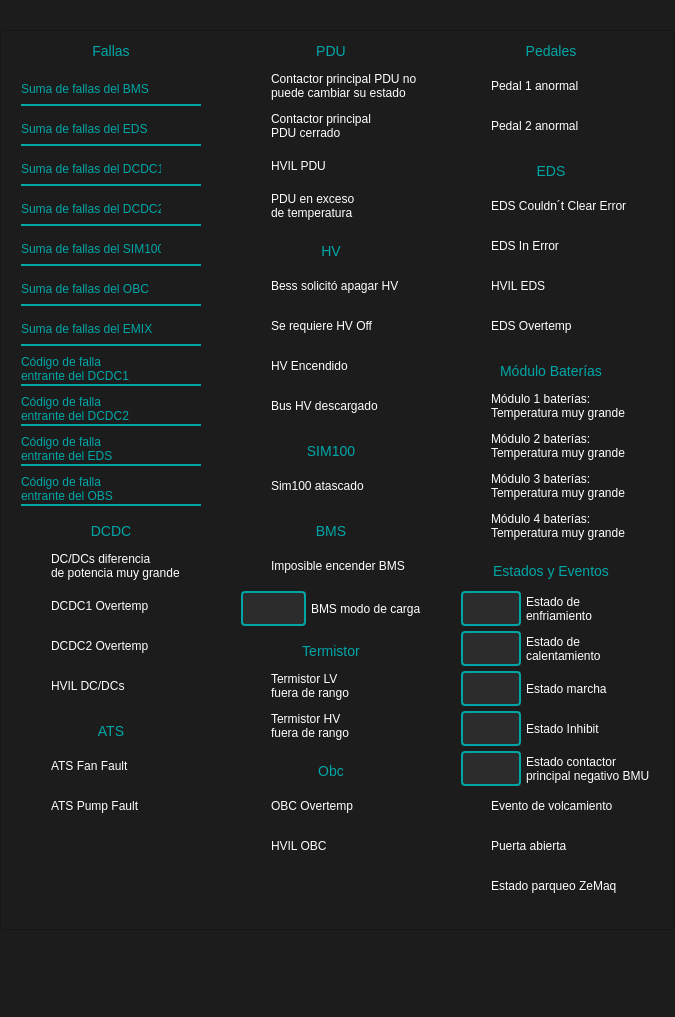
The window that processvarswidget.ui (Panchoo0/pantalla-tornado) describes before a commit, drawn with Qt 5.
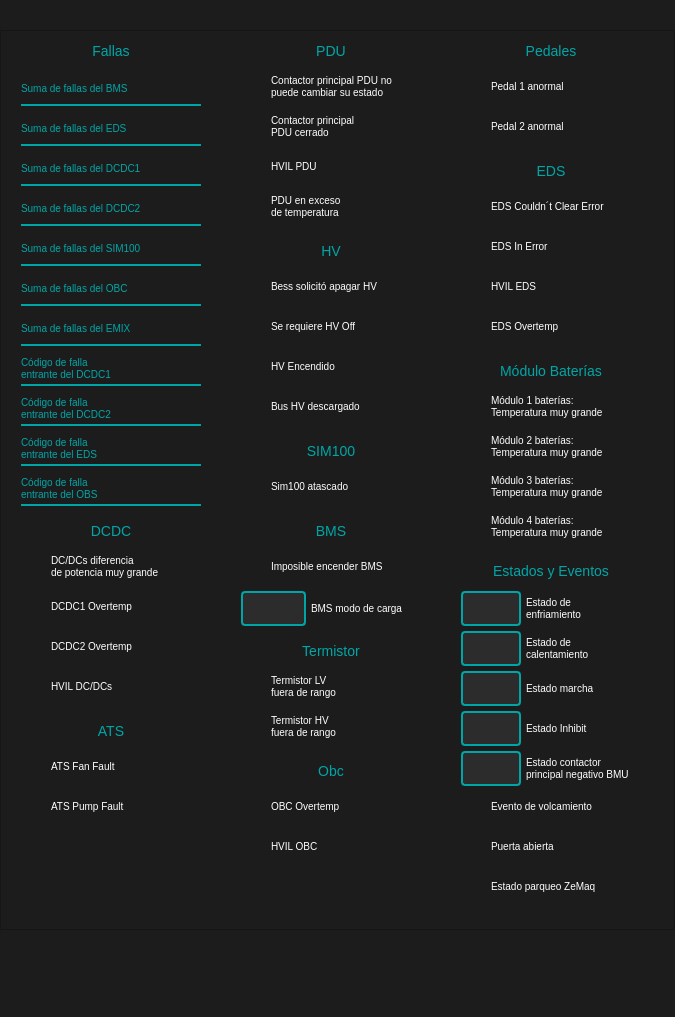
The same window after the commit. Custom widgets are drawn as their Qt base class.

The edit to the form file:
```diff
--- a/processvarswidget.ui
+++ b/processvarswidget.ui
@@ -127,7 +127,7 @@
          </rect>
         </property>
         <property name="styleSheet">
-         <string notr="true">color: #00A6A7; font-size: 12px;</string>
+         <string notr="true">color: #00A6A7; font-size: 10px;</string>
         </property>
         <property name="text">
          <string>Suma de fallas del BMS</string>
@@ -175,7 +175,7 @@
          </rect>
         </property>
         <property name="styleSheet">
-         <string notr="true">color: #00A6A7; font-size: 12px;</string>
+         <string notr="true">color: #00A6A7; font-size: 10px;</string>
         </property>
         <property name="text">
          <string>Suma de fallas del EDS</string>
@@ -223,7 +223,7 @@
          </rect>
         </property>
         <property name="styleSheet">
-         <string notr="true">color: #00A6A7; font-size: 12px;</string>
+         <string notr="true">color: #00A6A7; font-size: 10px;</string>
         </property>
         <property name="text">
          <string>Suma de fallas del DCDC1</string>
@@ -271,7 +271,7 @@
          </rect>
         </property>
         <property name="styleSheet">
-         <string notr="true">color: #00A6A7; font-size: 12px;</string>
+         <string notr="true">color: #00A6A7; font-size: 10px;</string>
         </property>
         <property name="text">
          <string>Suma de fallas del DCDC2</string>
@@ -319,7 +319,7 @@
          </rect>
         </property>
         <property name="styleSheet">
-         <string notr="true">color: #00A6A7; font-size: 12px;</string>
+         <string notr="true">color: #00A6A7; font-size: 10px;</string>
         </property>
         <property name="text">
          <string>Suma de fallas del SIM100</string>
@@ -367,7 +367,7 @@
          </rect>
         </property>
         <property name="styleSheet">
-         <string notr="true">color: #00A6A7; font-size: 12px;</string>
+         <string notr="true">color: #00A6A7; font-size: 10px;</string>
         </property>
         <property name="text">
          <string>Suma de fallas del OBC</string>
@@ -415,7 +415,7 @@
          </rect>
         </property>
         <property name="styleSheet">
-         <string notr="true">color: #00A6A7; font-size: 12px;</string>
+         <string notr="true">color: #00A6A7; font-size: 10px;</string>
         </property>
         <property name="text">
          <string>Suma de fallas del EMIX</string>
@@ -463,7 +463,7 @@
          </rect>
         </property>
         <property name="styleSheet">
-         <string notr="true">color: #00A6A7; font-size: 12px;</string>
+         <string notr="true">color: #00A6A7; font-size: 10px;</string>
         </property>
         <property name="text">
          <string>Código de falla
@@ -473,9 +473,9 @@
        <widget class="QLabel" name="dcdcd1ErrorCodeValue">
         <property name="geometry">
          <rect>
-          <x>110</x>
+          <x>130</x>
           <y>0</y>
-          <width>70</width>
+          <width>50</width>
           <height>35</height>
          </rect>
         </property>
@@ -512,7 +512,7 @@
          </rect>
         </property>
         <property name="styleSheet">
-         <string notr="true">color: #00A6A7; font-size: 12px;</string>
+         <string notr="true">color: #00A6A7; font-size: 10px;</string>
         </property>
         <property name="text">
          <string>Código de falla
@@ -522,9 +522,9 @@
        <widget class="QLabel" name="dcdcd2ErrorCodeValue">
         <property name="geometry">
          <rect>
-          <x>110</x>
+          <x>130</x>
           <y>0</y>
-          <width>70</width>
+          <width>50</width>
           <height>35</height>
          </rect>
         </property>
@@ -561,7 +561,7 @@
          </rect>
         </property>
         <property name="styleSheet">
-         <string notr="true">color: #00A6A7; font-size: 12px;</string>
+         <string notr="true">color: #00A6A7; font-size: 10px;</string>
         </property>
         <property name="text">
          <string>Código de falla
@@ -571,9 +571,9 @@
        <widget class="QLabel" name="edsErrorCodeValue">
         <property name="geometry">
          <rect>
-          <x>100</x>
+          <x>130</x>
           <y>0</y>
-          <width>80</width>
+          <width>50</width>
           <height>35</height>
          </rect>
         </property>
@@ -610,7 +610,7 @@
          </rect>
         </property>
         <property name="styleSheet">
-         <string notr="true">color: #00A6A7; font-size: 12px;</string>
+         <string notr="true">color: #00A6A7; font-size: 10px;</string>
         </property>
         <property name="text">
          <string>Código de falla
@@ -620,9 +620,9 @@
        <widget class="QLabel" name="obcErrorCodeValue">
         <property name="geometry">
          <rect>
-          <x>100</x>
+          <x>130</x>
           <y>0</y>
-          <width>80</width>
+          <width>50</width>
           <height>35</height>
          </rect>
         </property>
@@ -696,7 +696,7 @@
          </rect>
         </property>
         <property name="styleSheet">
-         <string notr="true">color: white; font-size: 12px;</string>
+         <string notr="true">color: white; font-size: 10px;</string>
         </property>
         <property name="text">
          <string>DC/DCs diferencia
@@ -733,7 +733,7 @@
          </rect>
         </property>
         <property name="styleSheet">
-         <string notr="true">color: white; font-size: 12px;</string>
+         <string notr="true">color: white; font-size: 10px;</string>
         </property>
         <property name="text">
          <string>DCDC1 Overtemp</string>
@@ -769,7 +769,7 @@
          </rect>
         </property>
         <property name="styleSheet">
-         <string notr="true">color: white; font-size: 12px;</string>
+         <string notr="true">color: white; font-size: 10px;</string>
         </property>
         <property name="text">
          <string>DCDC2 Overtemp</string>
@@ -805,7 +805,7 @@
          </rect>
         </property>
         <property name="styleSheet">
-         <string notr="true">color: white; font-size: 12px;</string>
+         <string notr="true">color: white; font-size: 10px;</string>
         </property>
         <property name="text">
          <string>HVIL DC/DCs</string>
@@ -871,7 +871,7 @@
          </rect>
         </property>
         <property name="styleSheet">
-         <string notr="true">color: white; font-size: 12px;</string>
+         <string notr="true">color: white; font-size: 10px;</string>
         </property>
         <property name="text">
          <string>ATS Fan Fault</string>
@@ -907,7 +907,7 @@
          </rect>
         </property>
         <property name="styleSheet">
-         <string notr="true">color: white; font-size: 12px;</string>
+         <string notr="true">color: white; font-size: 10px;</string>
         </property>
         <property name="text">
          <string>ATS Pump Fault</string>
@@ -983,7 +983,7 @@
          </rect>
         </property>
         <property name="styleSheet">
-         <string notr="true">color: white; font-size: 12px;</string>
+         <string notr="true">color: white; font-size: 10px;</string>
         </property>
         <property name="text">
          <string>Contactor principal PDU no
@@ -1020,7 +1020,7 @@
          </rect>
         </property>
         <property name="styleSheet">
-         <string notr="true">color: white; font-size: 12px;</string>
+         <string notr="true">color: white; font-size: 10px;</string>
         </property>
         <property name="text">
          <string>Contactor principal
@@ -1057,7 +1057,7 @@
          </rect>
         </property>
         <property name="styleSheet">
-         <string notr="true">color: white; font-size: 12px;</string>
+         <string notr="true">color: white; font-size: 10px;</string>
         </property>
         <property name="text">
          <string>HVIL PDU</string>
@@ -1093,7 +1093,7 @@
          </rect>
         </property>
         <property name="styleSheet">
-         <string notr="true">color: white; font-size: 12px;</string>
+         <string notr="true">color: white; font-size: 10px;</string>
         </property>
         <property name="text">
          <string>PDU en exceso
@@ -1160,7 +1160,7 @@
          </rect>
         </property>
         <property name="styleSheet">
-         <string notr="true">color: white; font-size: 12px;</string>
+         <string notr="true">color: white; font-size: 10px;</string>
         </property>
         <property name="text">
          <string>Bess solicitó apagar HV</string>
@@ -1196,7 +1196,7 @@
          </rect>
         </property>
         <property name="styleSheet">
-         <string notr="true">color: white; font-size: 12px;</string>
+         <string notr="true">color: white; font-size: 10px;</string>
         </property>
         <property name="text">
          <string>Se requiere HV Off</string>
@@ -1232,7 +1232,7 @@
          </rect>
         </property>
         <property name="styleSheet">
-         <string notr="true">color: white; font-size: 12px;</string>
+         <string notr="true">color: white; font-size: 10px;</string>
         </property>
         <property name="text">
          <string>HV Encendido</string>
@@ -1268,7 +1268,7 @@
          </rect>
         </property>
         <property name="styleSheet">
-         <string notr="true">color: white; font-size: 12px;</string>
+         <string notr="true">color: white; font-size: 10px;</string>
         </property>
         <property name="text">
          <string>Bus HV descargado</string>
@@ -1334,7 +1334,7 @@
          </rect>
         </property>
         <property name="styleSheet">
-         <string notr="true">color: white; font-size: 12px;</string>
+         <string notr="true">color: white; font-size: 10px;</string>
         </property>
         <property name="text">
          <string>Sim100 atascado</string>
@@ -1400,7 +1400,7 @@
          </rect>
         </property>
         <property name="styleSheet">
-         <string notr="true">color: white; font-size: 12px;</string>
+         <string notr="true">color: white; font-size: 10px;</string>
         </property>
         <property name="text">
          <string>Imposible encender BMS</string>
@@ -1426,7 +1426,7 @@
          </rect>
         </property>
         <property name="styleSheet">
-         <string notr="true">color: white; font-size: 12px;</string>
+         <string notr="true">color: white; font-size: 10px;</string>
         </property>
         <property name="text">
          <string>BMS modo de carga</string>
@@ -1515,7 +1515,7 @@
          </rect>
         </property>
         <property name="styleSheet">
-         <string notr="true">color: white; font-size: 12px;</string>
+         <string notr="true">color: white; font-size: 10px;</string>
         </property>
         <property name="text">
          <string>Termistor LV
@@ -1552,7 +1552,7 @@
          </rect>
         </property>
         <property name="styleSheet">
-         <string notr="true">color: white; font-size: 12px;</string>
+         <string notr="true">color: white; font-size: 10px;</string>
         </property>
         <property name="text">
          <string>Termistor HV
@@ -1619,7 +1619,7 @@
          </rect>
         </property>
         <property name="styleSheet">
-         <string notr="true">color: white; font-size: 12px;</string>
+         <string notr="true">color: white; font-size: 10px;</string>
         </property>
         <property name="text">
          <string>OBC Overtemp</string>
@@ -1655,7 +1655,7 @@
          </rect>
         </property>
         <property name="styleSheet">
-         <string notr="true">color: white; font-size: 12px;</string>
+         <string notr="true">color: white; font-size: 10px;</string>
         </property>
         <property name="text">
          <string>HVIL OBC</string>
@@ -1731,7 +1731,7 @@
          </rect>
         </property>
         <property name="styleSheet">
-         <string notr="true">color: white; font-size: 12px;</string>
+         <string notr="true">color: white; font-size: 10px;</string>
         </property>
         <property name="text">
          <string>Pedal 1 anormal</string>
@@ -1767,7 +1767,7 @@
          </rect>
         </property>
         <property name="styleSheet">
-         <string notr="true">color: white; font-size: 12px;</string>
+         <string notr="true">color: white; font-size: 10px;</string>
         </property>
         <property name="text">
          <string>Pedal 2 anormal</string>
@@ -1833,7 +1833,7 @@
          </rect>
         </property>
         <property name="styleSheet">
-         <string notr="true">color: white; font-size: 12px;</string>
+         <string notr="true">color: white; font-size: 10px;</string>
         </property>
         <property name="text">
          <string>EDS Couldn´t Clear Error</string>
@@ -1869,7 +1869,7 @@
          </rect>
         </property>
         <property name="styleSheet">
-         <string notr="true">color: white; font-size: 12px;</string>
+         <string notr="true">color: white; font-size: 10px;</string>
         </property>
         <property name="text">
          <string>EDS In Error</string>
@@ -1905,7 +1905,7 @@
          </rect>
         </property>
         <property name="styleSheet">
-         <string notr="true">color: white; font-size: 12px;</string>
+         <string notr="true">color: white; font-size: 10px;</string>
         </property>
         <property name="text">
          <string>HVIL EDS</string>
@@ -1941,7 +1941,7 @@
          </rect>
         </property>
         <property name="styleSheet">
-         <string notr="true">color: white; font-size: 12px;</string>
+         <string notr="true">color: white; font-size: 10px;</string>
         </property>
         <property name="text">
          <string>EDS Overtemp</string>
@@ -2007,7 +2007,7 @@
          </rect>
         </property>
         <property name="styleSheet">
-         <string notr="true">color: white; font-size: 12px;</string>
+         <string notr="true">color: white; font-size: 10px;</string>
         </property>
         <property name="text">
          <string>Módulo 1 baterías:
@@ -2044,7 +2044,7 @@
          </rect>
         </property>
         <property name="styleSheet">
-         <string notr="true">color: white; font-size: 12px;</string>
+         <string notr="true">color: white; font-size: 10px;</string>
         </property>
         <property name="text">
          <string>Módulo 2 baterías:
@@ -2081,7 +2081,7 @@
          </rect>
         </property>
         <property name="styleSheet">
-         <string notr="true">color: white; font-size: 12px;</string>
+         <string notr="true">color: white; font-size: 10px;</string>
         </property>
         <property name="text">
          <string>Módulo 3 baterías:
@@ -2118,7 +2118,7 @@
          </rect>
         </property>
         <property name="styleSheet">
-         <string notr="true">color: white; font-size: 12px;</string>
+         <string notr="true">color: white; font-size: 10px;</string>
         </property>
         <property name="text">
          <string>Módulo 4 baterías:
@@ -2175,7 +2175,7 @@
          </rect>
         </property>
         <property name="styleSheet">
-         <string notr="true">color: white; font-size: 12px;</string>
+         <string notr="true">color: white; font-size: 10px;</string>
         </property>
         <property name="text">
          <string>Estado de
@@ -2225,7 +2225,7 @@
          </rect>
         </property>
         <property name="styleSheet">
-         <string notr="true">color: white; font-size: 12px;</string>
+         <string notr="true">color: white; font-size: 10px;</string>
         </property>
         <property name="text">
          <string>Estado de
@@ -2275,7 +2275,7 @@
          </rect>
         </property>
         <property name="styleSheet">
-         <string notr="true">color: white; font-size: 12px;</string>
+         <string notr="true">color: white; font-size: 10px;</string>
         </property>
         <property name="text">
          <string>Estado marcha</string>
@@ -2324,7 +2324,7 @@
          </rect>
         </property>
         <property name="styleSheet">
-         <string notr="true">color: white; font-size: 12px;</string>
+         <string notr="true">color: white; font-size: 10px;</string>
         </property>
         <property name="text">
          <string>Estado Inhibit</string>
@@ -2373,7 +2373,7 @@
          </rect>
         </property>
         <property name="styleSheet">
-         <string notr="true">color: white; font-size: 12px;</string>
+         <string notr="true">color: white; font-size: 10px;</string>
         </property>
         <property name="text">
          <string>Estado contactor
@@ -2433,7 +2433,7 @@
          </rect>
         </property>
         <property name="styleSheet">
-         <string notr="true">color: white; font-size: 12px;</string>
+         <string notr="true">color: white; font-size: 10px;</string>
         </property>
         <property name="text">
          <string>Evento de volcamiento</string>
@@ -2469,7 +2469,7 @@
          </rect>
         </property>
         <property name="styleSheet">
-         <string notr="true">color: white; font-size: 12px;</string>
+         <string notr="true">color: white; font-size: 10px;</string>
         </property>
         <property name="text">
          <string>Puerta abierta</string>
@@ -2505,7 +2505,7 @@
          </rect>
         </property>
         <property name="styleSheet">
-         <string notr="true">color: white; font-size: 12px;</string>
+         <string notr="true">color: white; font-size: 10px;</string>
         </property>
         <property name="text">
          <string>Estado parqueo ZeMaq</string>
```
Left out of the diff: 12 changed lines with no effect on the pictures.
